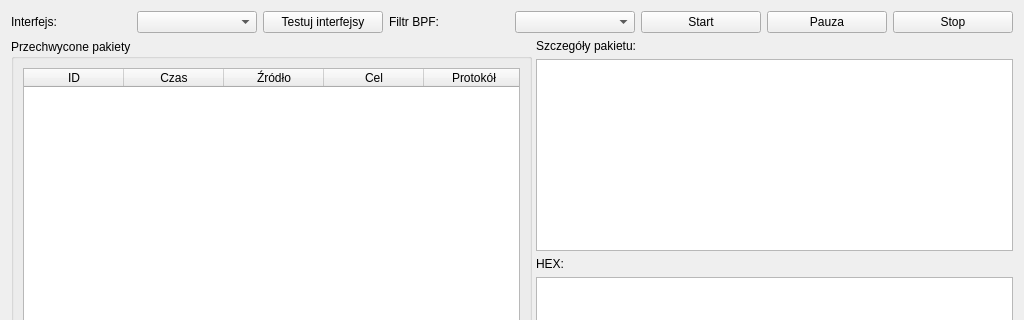
The window that qtui/dashboard.ui (Szyryngo/skaner4) describes before a commit, drawn with Qt 5; both pictures show x 0 to 1024 and y 0 to 320 of the 1024 by 894 pixel window.
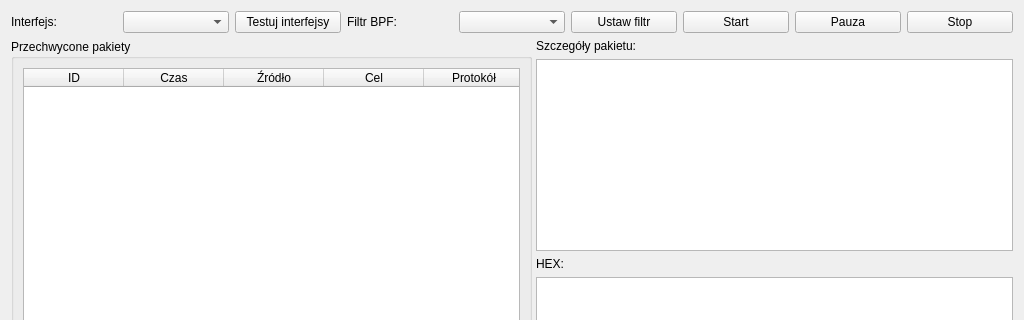
The same window after the commit.

What changed in the file:
```diff
--- a/qtui/dashboard.ui
+++ b/qtui/dashboard.ui
@@ -40,6 +40,13 @@
      <item>
       <widget class="QComboBox" name="filter_combo"/>
      </item>
+    <item>
+     <widget class="QPushButton" name="set_filter_btn">
+      <property name="text">
+       <string>Ustaw filtr</string>
+      </property>
+     </widget>
+    </item>
      <item>
       <widget class="QPushButton" name="start_btn">
        <property name="text">
```
Lines whose indentation alone changed are shown as unchanged.
